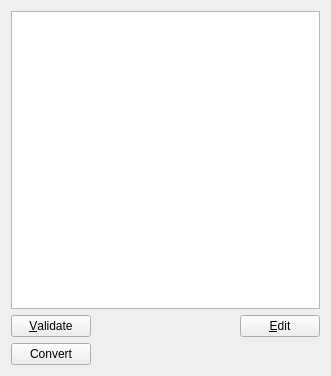
cburschka/lyx, file src/frontends/qt/ui/LocalLayoutUi.ui: the form before one commit.
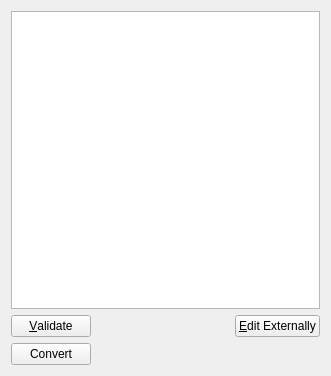
The form after the commit.

Commit message:
Change Doc Settings "Edit" PB to "Edit Externally"
"Edit" by itself is not clear if the user doesn't already know what
it does.

This affects both the local layout tab and the LaTeX preamble tab.

Brief ML discussion here:

  https://www.mail-archive.com/search?l=mid&q=20221202193312.myfnuhuz6xcil6qt%40gary

```diff
--- a/src/frontends/qt/ui/LocalLayoutUi.ui
+++ b/src/frontends/qt/ui/LocalLayoutUi.ui
@@ -74,7 +74,7 @@
         <string>Editor for Latex (plain) format will be used</string>
        </property>
        <property name="text">
-        <string>&amp;Edit</string>
+        <string>&amp;Edit Externally</string>
        </property>
       </widget>
      </item>
```
The commit also changes 2 other files.
